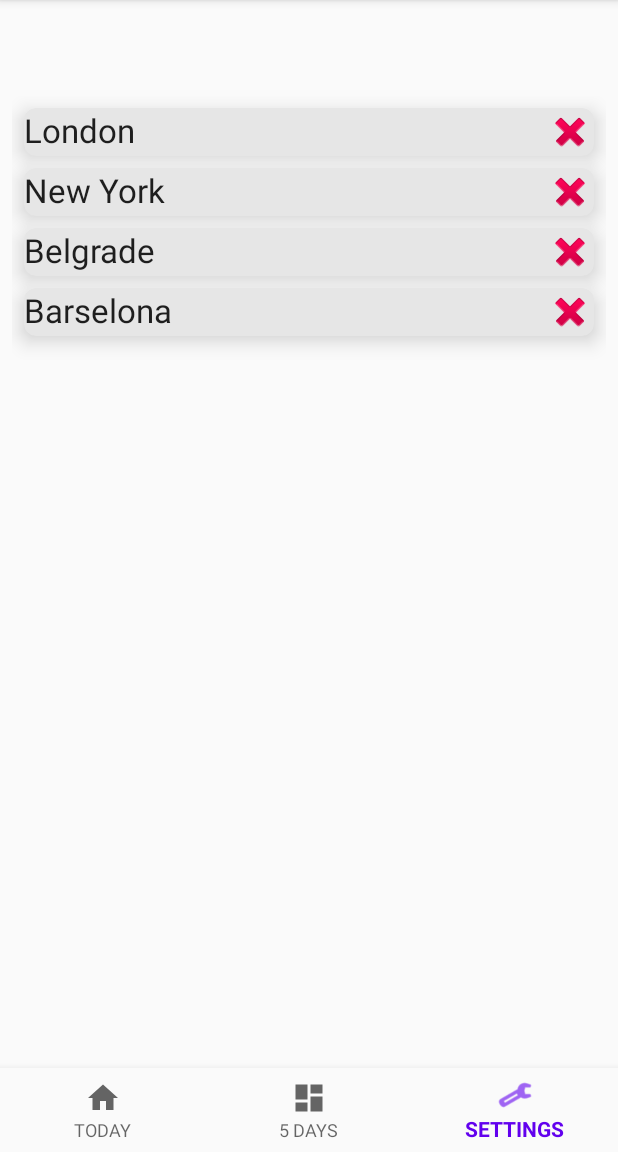
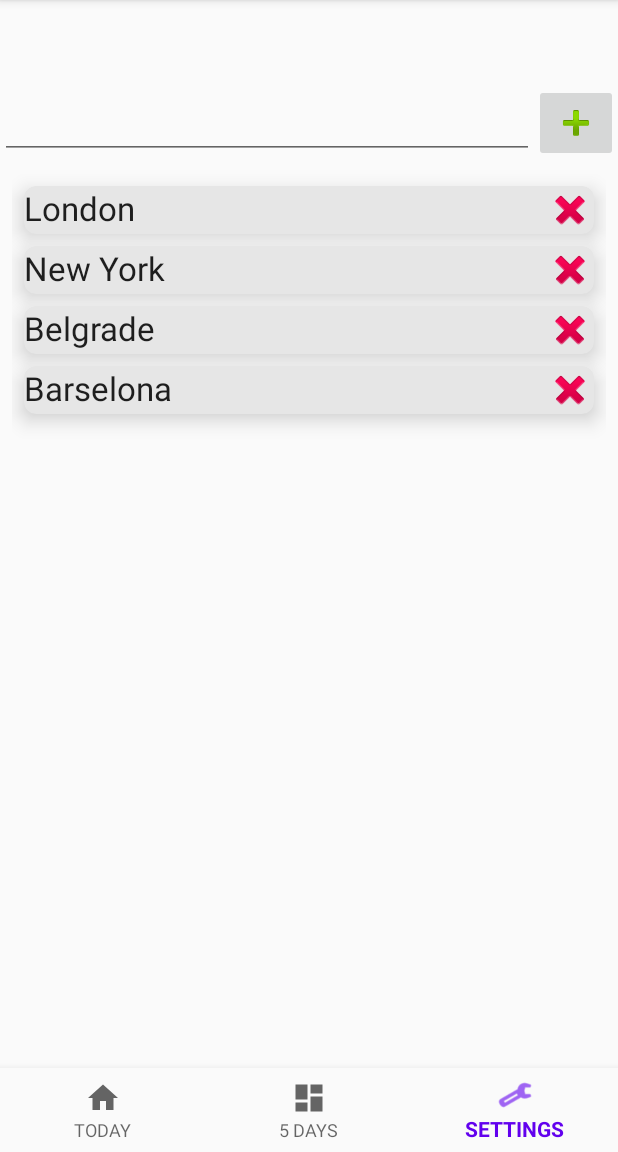
Before and after one commit to PantelijaS/MyWeatherApp, an Android app: the screen it shows after launch (MainActivity), item 3 of the bottom bar chosen, on a phone screen of 412 x 824 dp, the part 84-1236 px from its top. Run offline under Robolectric (Android 15) with nearby library versions, the phone set to English and light mode, and no system bars; our stand-ins replace ButterKnife, Picasso, Room's generated code, RxJava, navigation-ui; network calls fail; pictures from the network do not load.

```diff
--- a/app/src/main/java/com/myweatherapp/entity/City.java
+++ b/app/src/main/java/com/myweatherapp/entity/City.java
@@ -14,10 +14,10 @@ public class City {
     public String cityName;
 
 
-    public City(int id,String cityName) {
-        this.id=id;
+    public City(String cityName) {
         this.cityName = cityName;
     }
+
 
     public int getId() {
         return id;
@@ -37,10 +37,10 @@ public class City {
 
     public static City[] populateCity() {
         return new City[] {
-                new City(1,"London"),
-                new City(2,"New York"),
-                new City(3,"Belgrade"),
-                new City(4,"Barselona")
+                new City("London"),
+                new City("New York"),
+                new City("Belgrade"),
+                new City("Barselona")
         };
     }
 }
--- a/app/src/main/java/com/myweatherapp/ui/setting/SettingFragment.java
+++ b/app/src/main/java/com/myweatherapp/ui/setting/SettingFragment.java
@@ -4,6 +4,8 @@ import android.os.Bundle;
 import android.view.LayoutInflater;
 import android.view.View;
 import android.view.ViewGroup;
+import android.widget.EditText;
+import android.widget.ImageButton;
 import android.widget.TextView;
 
 import androidx.annotation.NonNull;
@@ -32,6 +34,12 @@ public class SettingFragment extends Fragment {
     @BindView(R.id.recycleview_cities)
     public RecyclerView recyclerView;
 
+    @BindView(R.id.imageButton_add)
+    ImageButton addCities;
+
+    @BindView(R.id.text_add_name_cities)
+    EditText addCityName;
+
     public View onCreateView(@NonNull LayoutInflater inflater, ViewGroup container, Bundle savedInstanceState) {
         citiesViewModel = ViewModelProviders.of(this).get(SettingViewModel.class);
         View view = inflater.inflate(R.layout.fragment_setings, container, false);
@@ -49,7 +57,15 @@ public class SettingFragment extends Fragment {
             }
         });
 
+        addCities.setOnClickListener(new View.OnClickListener() {
+            @Override
+            public void onClick(View view) {
+                String cityName = addCityName.getText().toString().trim();
+                City city = new City(cityName);
+                citiesViewModel.insert(city);
 
+            }
+        });
 
         return view;
     }
--- a/app/src/main/res/layout/fragment_setings.xml
+++ b/app/src/main/res/layout/fragment_setings.xml
@@ -4,7 +4,30 @@
     xmlns:tools="http://schemas.android.com/tools"
     android:layout_width="match_parent"
     android:layout_height="match_parent"
+    android:orientation="vertical"
     tools:context=".ui.setting.SettingFragment">
+
+    <RelativeLayout
+        android:layout_width="match_parent"
+        android:layout_height="wrap_content">
+
+
+        <EditText
+            android:id="@+id/text_add_name_cities"
+            android:layout_width="wrap_content"
+            android:layout_height="wrap_content"
+            android:layout_alignParentStart="true"
+            android:layout_toStartOf="@+id/imageButton_add"
+            android:maxLines="1"
+            android:textAppearance="@style/TextAppearance.AppCompat.Large" />
+
+        <ImageButton
+            android:id="@+id/imageButton_add"
+            android:layout_width="wrap_content"
+            android:layout_height="wrap_content"
+            android:layout_alignParentEnd="true"
+            app:srcCompat="@android:drawable/ic_input_add" />
+    </RelativeLayout>
 
     <androidx.recyclerview.widget.RecyclerView
         android:id="@+id/recycleview_cities"
@@ -13,6 +36,7 @@
         android:layout_marginStart="8dp"
         android:layout_marginTop="8dp"
         android:layout_marginEnd="8dp"
+        android:layout_weight="1"
         android:textAlignment="center"
         tools:listitem="@layout/city_item" />
 
```
